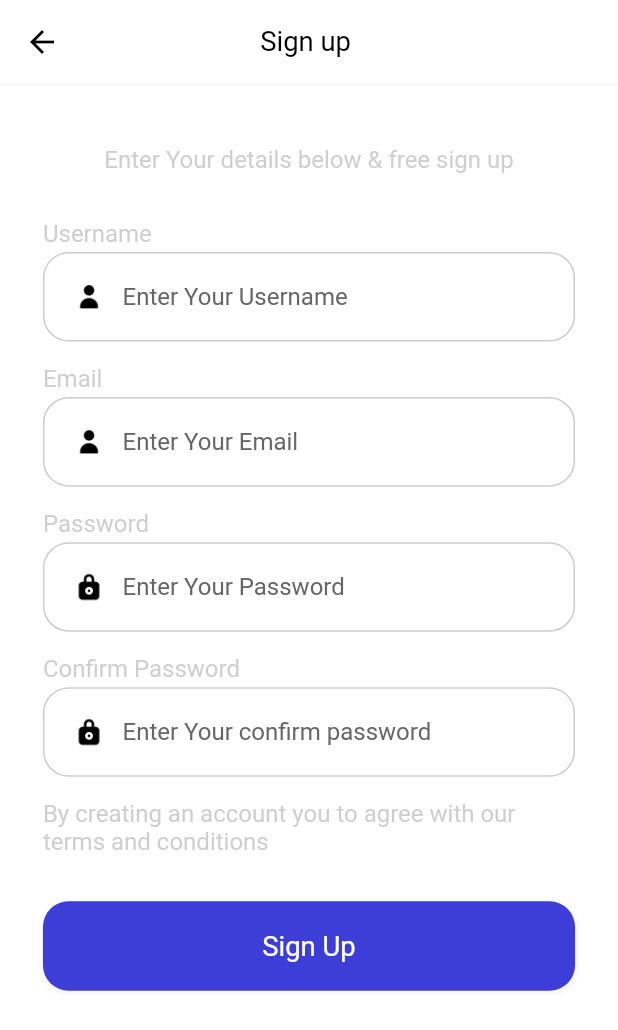
After one commit to sohailokzz/ecom_bloc_state, a Flutter app: the RegistrationPage screen opened by its route, on a phone screen of 412 x 824 dp. The commit adds this screen. Shown: the top 1030 px of the screen. Run offline on Flutter 3.47's test engine with Material 2 defaults, Android fonts, the phone set to English and light mode, and no system bars; our stand-ins replace dots_indicator, firebase_auth, firebase_core, flutter_bloc, flutter_screenutil, fluttertoast; accounts and stored records are empty.

Commit message:
Sign up completed

```diff
--- a/lib/main.dart
+++ b/lib/main.dart
@@ -1,8 +1,6 @@
 import 'package:ecom_bloc/app_blocs.dart';
 import 'package:ecom_bloc/app_events.dart';
 import 'package:ecom_bloc/app_states.dart';
-import 'package:ecom_bloc/pages/sign_in/bloc/signin_bloc.dart';
-import 'package:ecom_bloc/pages/welcome/bloc/welcome_blocs.dart';
 import 'package:ecom_bloc/route_service/route_name.dart';
 import 'package:ecom_bloc/route_service/routes.dart';
 import 'package:firebase_core/firebase_core.dart';
@@ -10,7 +8,9 @@ import 'package:flutter/material.dart';
 import 'package:flutter_bloc/flutter_bloc.dart';
 import 'package:flutter_screenutil/flutter_screenutil.dart';
 
+import 'common/values/colors.dart';
 import 'firebase_options.dart';
+import 'presentation/statemanagement/bloc_provider.dart';
 
 Future<void> main() async {
   WidgetsFlutterBinding.ensureInitialized();
@@ -28,23 +28,16 @@ class MyApp extends StatelessWidget {
   @override
   Widget build(BuildContext context) {
     return MultiBlocProvider(
-      providers: [
-        BlocProvider(
-          create: (context) => WelcomeBloc(),
-        ),
-        BlocProvider(
-          create: (context) => AppBlocs(),
-        ),
-        BlocProvider(
-          create: (context) => SignInBloc(),
-        ),
-      ],
+      providers: AllBlocProvider.allBlocProvider,
       child: ScreenUtilInit(
         builder: (context, child) => MaterialApp(
           title: 'Ecom Bloc',
           debugShowCheckedModeBanner: false,
           theme: ThemeData(
             appBarTheme: const AppBarTheme(
+              iconTheme: IconThemeData(
+                color: AppColors.primaryText,
+              ),
               elevation: 0,
               backgroundColor: Colors.white,
             ),
--- /dev/null
+++ b/lib/presentation/pages/registration/registration.dart
@@ -0,0 +1,87 @@
+import 'package:ecom_bloc/common/spacing.dart';
+import 'package:ecom_bloc/common/values/colors.dart';
+import 'package:flutter/material.dart';
+import 'package:flutter_screenutil/flutter_screenutil.dart';
+
+import '../../widgets/shared_widgets.dart';
+
+class RegistrationPage extends StatelessWidget {
+  const RegistrationPage({super.key});
+
+  @override
+  Widget build(BuildContext context) {
+    return Scaffold(
+      backgroundColor: AppColors.primaryBackground,
+      appBar: buildAppBar(
+        title: 'Sign up ',
+      ),
+      body: SingleChildScrollView(
+        child: Column(
+          crossAxisAlignment: CrossAxisAlignment.start,
+          children: [
+            40.myPh,
+            Center(
+              child: builText('Enter Your details below & free sign up'),
+            ),
+            30.myPh,
+            Padding(
+              padding: EdgeInsets.only(
+                left: 25.w,
+                right: 25.w,
+              ),
+              child: Column(
+                crossAxisAlignment: CrossAxisAlignment.start,
+                children: [
+                  builText('Username'),
+                  3.myPh,
+                  buildTextField(
+                    hintText: 'Enter Your Username',
+                    fieldType: 'username',
+                    iconName: 'user',
+                    func: (value) {},
+                  ),
+                  15.myPh,
+                  builText('Email'),
+                  3.myPh,
+                  buildTextField(
+                    hintText: 'Enter Your Email',
+                    fieldType: 'email',
+                    iconName: 'user',
+                    func: (value) {},
+                  ),
+                  15.myPh,
+                  builText('Password'),
+                  3.myPh,
+                  buildTextField(
+                    hintText: 'Enter Your Password',
+                    fieldType: 'password',
+                    iconName: 'lock',
+                    func: (value) {},
+                  ),
+                  15.myPh,
+                  builText('Confirm Password'),
+                  3.myPh,
+                  buildTextField(
+                    hintText: 'Enter Your confirm password',
+                    fieldType: 'confirmpassword',
+                    iconName: 'lock',
+                    func: (value) {},
+                  ),
+                  15.myPh,
+                  builText(
+                      'By creating an account you to agree with our terms and conditions'),
+                  30.myPh,
+                  buildLogAndRegButton(
+                    buttonTitle: 'Sign Up',
+                    buttonType: 'login',
+                    func: () {},
+                  ),
+                ],
+              ),
+            )
+          ],
+        ),
+      ),
+    );
+  }
+}
--- a/lib/pages/sign_in/bloc/signin_bloc.dart
+++ b/lib/presentation/pages/sign_in/bloc/signin_bloc.dart
@@ -1,5 +1,5 @@
-import 'package:ecom_bloc/pages/sign_in/bloc/signin_events.dart';
-import 'package:ecom_bloc/pages/sign_in/bloc/signin_states.dart';
+import 'package:ecom_bloc/presentation/pages/sign_in/bloc/signin_events.dart';
+import 'package:ecom_bloc/presentation/pages/sign_in/bloc/signin_states.dart';
 import 'package:flutter_bloc/flutter_bloc.dart';
 
 class SignInBloc extends Bloc<SignInEvents, SignInStates> {
@@ -9,7 +9,7 @@ class SignInBloc extends Bloc<SignInEvents, SignInStates> {
   }
 
   void _emailEvent(EmailEvent event, Emitter<SignInStates> emit) {
-    print('My Email is ${event.email}');
+    // print('My Email is ${event.email}');
     emit(
       state.copyWith(
         email: event.email,
@@ -18,7 +18,7 @@ class SignInBloc extends Bloc<SignInEvents, SignInStates> {
   }
 
   void _passwordEvent(PasswordEvent event, Emitter<SignInStates> emit) {
-    print('My Email is ${event.password}');
+    // print('My Email is ${event.password}');
     emit(
       state.copyWith(
         password: event.password,
--- a/lib/pages/sign_in/bloc/signin_controller.dart
+++ b/lib/presentation/pages/sign_in/bloc/signin_controller.dart
@@ -1,7 +1,7 @@
 import 'dart:developer';
 
 import 'package:ecom_bloc/common/widgets/reusable_toast.dart';
-import 'package:ecom_bloc/pages/sign_in/bloc/signin_bloc.dart';
+import 'package:ecom_bloc/presentation/pages/sign_in/bloc/signin_bloc.dart';
 import 'package:firebase_auth/firebase_auth.dart';
 import 'package:flutter/material.dart';
 import 'package:flutter_bloc/flutter_bloc.dart';
--- a/lib/pages/sign_in/sign_in.dart
+++ b/lib/presentation/pages/sign_in/sign_in.dart
@@ -1,13 +1,14 @@
 import 'package:ecom_bloc/common/spacing.dart';
-import 'package:ecom_bloc/pages/sign_in/bloc/signin_bloc.dart';
-import 'package:ecom_bloc/pages/sign_in/bloc/signin_controller.dart';
-import 'package:ecom_bloc/pages/sign_in/bloc/signin_events.dart';
-import 'package:ecom_bloc/pages/sign_in/bloc/signin_states.dart';
+import 'package:ecom_bloc/presentation/pages/sign_in/bloc/signin_bloc.dart';
+import 'package:ecom_bloc/presentation/pages/sign_in/bloc/signin_controller.dart';
+import 'package:ecom_bloc/presentation/pages/sign_in/bloc/signin_events.dart';
+import 'package:ecom_bloc/presentation/pages/sign_in/bloc/signin_states.dart';
 import 'package:flutter/material.dart';
 import 'package:flutter_bloc/flutter_bloc.dart';
 import 'package:flutter_screenutil/flutter_screenutil.dart';
 
-import 'widgets/sign_in_widgets.dart';
+import '../../../route_service/route_name.dart';
+import '../../widgets/shared_widgets.dart';
 
 class SignInPage extends StatelessWidget {
   const SignInPage({super.key});
@@ -16,7 +17,9 @@ class SignInPage extends StatelessWidget {
   Widget build(BuildContext context) {
     return Scaffold(
       backgroundColor: Colors.white,
-      appBar: buildAppBar(),
+      appBar: buildAppBar(
+        title: 'Log In',
+      ),
       body: BlocBuilder<SignInBloc, SignInStates>(
         builder: (context, state) {
           return SingleChildScrollView(
@@ -78,6 +81,12 @@ class SignInPage extends StatelessWidget {
                       buildLogAndRegButton(
                         buttonTitle: 'Register',
                         buttonType: 'register',
+                        func: () {
+                          Navigator.pushNamed(
+                            context,
+                            RouteName.registration,
+                          );
+                        },
                       ),
                     ],
                   ),
--- a/lib/pages/welcome/bloc/welcome_blocs.dart
+++ b/lib/presentation/pages/welcome/bloc/welcome_blocs.dart
@@ -1,5 +1,5 @@
-import 'package:ecom_bloc/pages/welcome/bloc/welcome_events.dart';
-import 'package:ecom_bloc/pages/welcome/bloc/welcome_states.dart';
+import 'package:ecom_bloc/presentation/pages/welcome/bloc/welcome_events.dart';
+import 'package:ecom_bloc/presentation/pages/welcome/bloc/welcome_states.dart';
 import 'package:flutter_bloc/flutter_bloc.dart';
 
 class WelcomeBloc extends Bloc<WelcomeEvent, WelcomeState> {
--- a/lib/pages/welcome/welcome.dart
+++ b/lib/presentation/pages/welcome/welcome.dart
@@ -1,9 +1,9 @@
 import 'package:dots_indicator/dots_indicator.dart';
 import 'package:ecom_bloc/common/spacing.dart';
 import 'package:ecom_bloc/common/values/colors.dart';
-import 'package:ecom_bloc/pages/welcome/bloc/welcome_blocs.dart';
-import 'package:ecom_bloc/pages/welcome/bloc/welcome_events.dart';
-import 'package:ecom_bloc/pages/welcome/bloc/welcome_states.dart';
+import 'package:ecom_bloc/presentation/pages/welcome/bloc/welcome_blocs.dart';
+import 'package:ecom_bloc/presentation/pages/welcome/bloc/welcome_events.dart';
+import 'package:ecom_bloc/presentation/pages/welcome/bloc/welcome_states.dart';
 import 'package:ecom_bloc/route_service/route_name.dart';
 import 'package:flutter/material.dart';
 import 'package:flutter_bloc/flutter_bloc.dart';
--- /dev/null
+++ b/lib/presentation/statemanagement/bloc_provider.dart
@@ -0,0 +1,19 @@
+import 'package:flutter_bloc/flutter_bloc.dart';
+
+import '../../app_blocs.dart';
+import '../pages/sign_in/bloc/signin_bloc.dart';
+import '../pages/welcome/bloc/welcome_blocs.dart';
+
+class AllBlocProvider {
+  static get allBlocProvider => [
+        BlocProvider(
+          create: (context) => WelcomeBloc(),
+        ),
+        BlocProvider(
+          create: (context) => AppBlocs(),
+        ),
+        BlocProvider(
+          create: (context) => SignInBloc(),
+        ),
+      ];
+}
--- /dev/null
+++ b/lib/presentation/widgets/shared_widgets.dart
@@ -0,0 +1,202 @@
+import 'package:ecom_bloc/common/spacing.dart';
+import 'package:ecom_bloc/common/values/colors.dart';
+import 'package:flutter/material.dart';
+import 'package:flutter_screenutil/flutter_screenutil.dart';
+
+AppBar buildAppBar({
+  required String title,
+}) {
+  return AppBar(
+    centerTitle: true,
+    bottom: PreferredSize(
+      preferredSize: const Size.fromHeight(1.0),
+      child: Container(
+        color: AppColors.primarySecondaryBackground,
+        height: 1.5,
+      ),
+    ),
+    title: Text(
+      title,
+      style: TextStyle(
+        fontSize: 16.sp,
+        color: AppColors.primaryText,
+        fontWeight: FontWeight.normal,
+      ),
+    ),
+  );
+}
+
+Widget buildThirdPartyRow(BuildContext context) {
+  return Row(
+    mainAxisAlignment: MainAxisAlignment.center,
+    children: [
+      _buildIcons(
+        iconPath: 'google',
+      ),
+      20.myPw,
+      _buildIcons(
+        iconPath: 'apple',
+      ),
+      20.myPw,
+      _buildIcons(
+        iconPath: 'facebook',
+      ),
+    ],
+  );
+}
+
+Widget _buildIcons({required String iconPath}) {
+  return GestureDetector(
+    onTap: () {},
+    child: SizedBox(
+      height: 40.w,
+      width: 40.w,
+      child: Image.asset('assets/icons/$iconPath.png'),
+    ),
+  );
+}
+
+Widget builText(String text) {
+  return Text(
+    text,
+    style: TextStyle(
+      fontSize: 14.sp,
+      color: Colors.grey.withOpacity(0.5),
+      fontWeight: FontWeight.normal,
+    ),
+  );
+}
+
+Widget buildTextField({
+  required String hintText,
+  iconName,
+  fieldType,
+  void Function(String value)? func,
+}) {
+  return Container(
+    height: 50.h,
+    width: 325.w,
+    decoration: BoxDecoration(
+      color: Colors.white,
+      borderRadius: BorderRadius.all(
+        Radius.circular(15.w),
+      ),
+      border: Border.all(
+        color: AppColors.primaryFourElementText,
+      ),
+    ),
+    child: Row(
+      children: [
+        Container(
+          height: 18.h,
+          width: 18.w,
+          margin: EdgeInsets.only(left: 17.w),
+          child: Image.asset('assets/icons/$iconName.png'),
+        ),
+        SizedBox(
+          height: 50.h,
+          width: 270.w,
+          child: TextField(
+            onChanged: (value) => func!(value),
+            keyboardType: TextInputType.multiline,
+            decoration: InputDecoration(
+              hintText: hintText,
+              border: const OutlineInputBorder(
+                borderSide: BorderSide(
+                  color: Colors.transparent,
+                ),
+              ),
+              enabledBorder: const OutlineInputBorder(
+                borderSide: BorderSide(
+                  color: Colors.transparent,
+                ),
+              ),
+              disabledBorder: const OutlineInputBorder(
+                borderSide: BorderSide(
+                  color: Colors.transparent,
+                ),
+              ),
+              focusedBorder: const OutlineInputBorder(
+                borderSide: BorderSide(
+                  color: Colors.transparent,
+                ),
+              ),
+              hintStyle: const TextStyle(
+                color: AppColors.primarySecondaryElementText,
+              ),
+            ),
+            style: TextStyle(
+              fontSize: 14.sp,
+              color: AppColors.primaryText,
+              fontWeight: FontWeight.normal,
+            ),
+            autocorrect: false,
+            obscureText: fieldType == 'password' ? true : false,
+          ),
+        )
+      ],
+    ),
+  );
+}
+
+Widget buildForgotPassword() {
+  return GestureDetector(
+    onTap: () {},
+    child: Text(
+      'Forgot Password',
+      style: TextStyle(
+        color: AppColors.primaryText,
+        fontSize: 12.sp,
+        decoration: TextDecoration.underline,
+        decorationColor: AppColors.primaryText,
+      ),
+    ),
+  );
+}
+
+Widget buildLogAndRegButton({
+  required String buttonTitle,
+  buttonType,
+  void Function()? func,
+}) {
+  return GestureDetector(
+    onTap: func,
+    child: Container(
+      width: 325.w,
+      height: 50.h,
+      decoration: BoxDecoration(
+        color: buttonType == 'login'
+            ? AppColors.primaryElement
+            : AppColors.primaryBackground,
+        borderRadius: BorderRadius.all(
+          Radius.circular(15.w),
+        ),
+        border: Border.all(
+          color: buttonType == 'login'
+              ? Colors.transparent
+              : AppColors.primaryFourElementText,
+        ),
+        boxShadow: [
+          BoxShadow(
+            color: Colors.grey.withOpacity(0.1),
+            spreadRadius: 1,
+            blurRadius: 2,
+            offset: const Offset(0, 1),
+          ),
+        ],
+      ),
+      child: Center(
+        child: Text(
+          buttonTitle,
+          style: TextStyle(
+            fontSize: 16.sp,
+            color: buttonType == 'login'
+                ? AppColors.primaryBackground
+                : AppColors.primaryText,
+            fontWeight: FontWeight.normal,
+          ),
+        ),
+      ),
+    ),
+  );
+}
--- a/lib/route_service/route_name.dart
+++ b/lib/route_service/route_name.dart
@@ -2,4 +2,5 @@ class RouteName {
   static const String welcomepage = 'welcomepage';
   static const String homepage = 'homepage';
   static const String signIn = 'signin';
+  static const String registration = 'registration';
 }
--- a/lib/route_service/routes.dart
+++ b/lib/route_service/routes.dart
@@ -1,8 +1,9 @@
 import 'package:ecom_bloc/main.dart';
-import 'package:ecom_bloc/pages/sign_in/sign_in.dart';
-import 'package:ecom_bloc/pages/welcome/welcome.dart';
+import 'package:ecom_bloc/presentation/pages/sign_in/sign_in.dart';
+import 'package:ecom_bloc/presentation/pages/welcome/welcome.dart';
 import 'package:flutter/material.dart';
 
+import '../presentation/pages/registration/registration.dart';
 import 'route_name.dart';
 
 class Routes {
@@ -23,6 +24,11 @@ class Routes {
           builder: (BuildContext context) => const SignInPage(),
         );
 
+      case RouteName.registration:
+        return MaterialPageRoute(
+          builder: (BuildContext context) => const RegistrationPage(),
+        );
+
       default:
         return MaterialPageRoute(
           builder: (_) {
```
Also changed, not shown: lib/presentation/pages/sign_in/bloc/signin_events.dart (renamed from lib/pages/sign_in/bloc/signin_events.dart), lib/presentation/pages/sign_in/bloc/signin_states.dart (renamed from lib/pages/sign_in/bloc/signin_states.dart), lib/presentation/pages/sign_in/widgets/sign_in_widgets.dart (renamed from lib/pages/sign_in/widgets/sign_in_widgets.dart), lib/presentation/pages/welcome/bloc/welcome_events.dart (renamed from lib/pages/welcome/bloc/welcome_events.dart), lib/presentation/pages/welcome/bloc/welcome_states.dart (renamed from lib/pages/welcome/bloc/welcome_states.dart).
